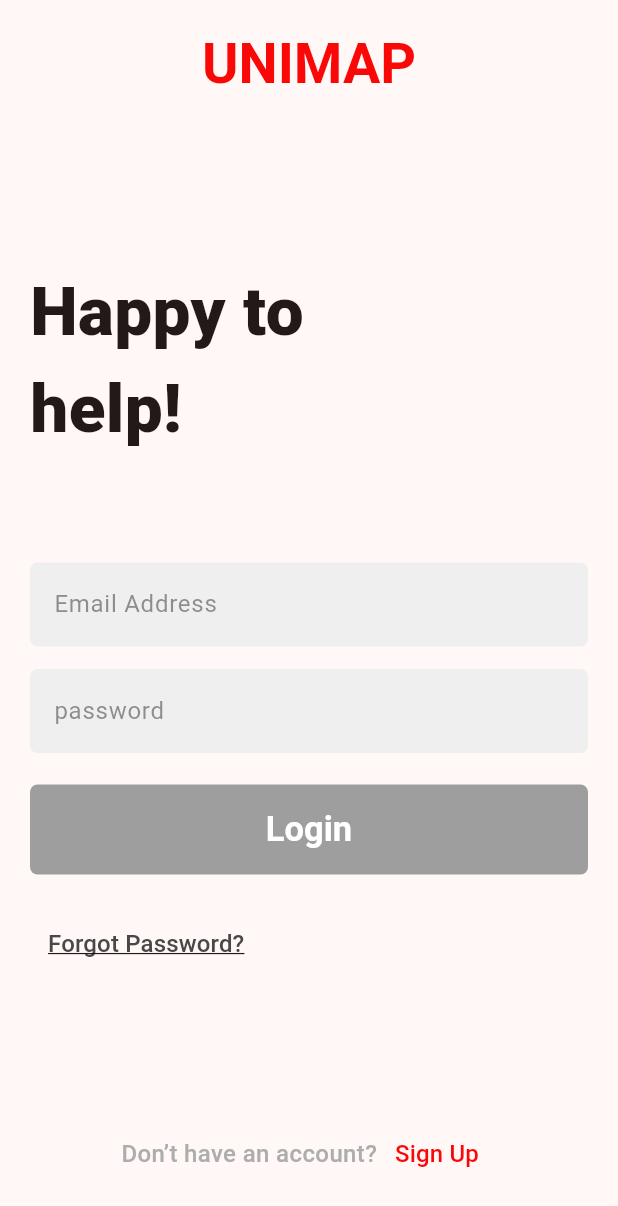
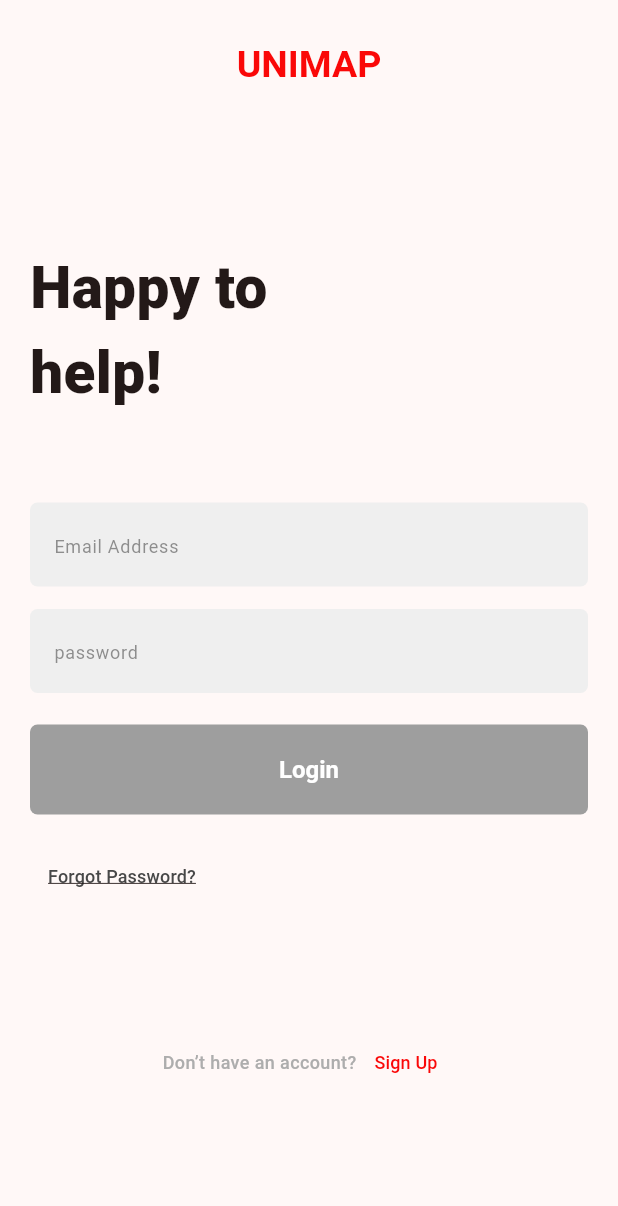
Before and after one commit to SahMenz/Unimap, a Flutter app: the screen it shows after launch, after a tap on "Login", on a phone screen of 412 x 824 dp. Shown: the top 1206 px of the screen. Run offline on Flutter 3.47's test engine with Material 3 defaults, Android fonts, the phone set to English and light mode, and no system bars; our stand-ins replace geolocator, google_maps_flutter, image_picker; Roboto replaces fonts that are missing (NexaDemo-Bold, Outfit-Medium, ifkica-bold).

Commit message:
newest update

```diff
--- a/lib/screens/authScreen/authScreen.dart
+++ b/lib/screens/authScreen/authScreen.dart
@@ -57,11 +57,11 @@ class _AuthScreenState extends State<AuthScreen> {
           child: Column(
             children: [
               const SizedBox(
-                height: 99,
+                height: 80,
               ),
               const Indicators(),
               const SizedBox(
-                height: 35,
+                height: 20,
               ),
               const SizedBox(
                 width: 380,
@@ -72,7 +72,7 @@ class _AuthScreenState extends State<AuthScreen> {
                       "Lets take",
                       style: TextStyle(
                         fontFamily: "NexaDemo-Bold",
-                        fontSize: 45,
+                        fontSize: 32,
                         fontWeight: FontWeight.w900,
                       ),
                     ),
@@ -83,7 +83,7 @@ class _AuthScreenState extends State<AuthScreen> {
                       "you there!",
                       style: TextStyle(
                         fontFamily: "NexaDemo-Bold",
-                        fontSize: 45,
+                        fontSize: 32,
                         fontWeight: FontWeight.w900,
                       ),
                     ),
@@ -91,7 +91,7 @@ class _AuthScreenState extends State<AuthScreen> {
                 ),
               ),
               const SizedBox(
-                height: 71,
+                height: 50,
               ),
               Form(
                 key: _formKey,
@@ -114,7 +114,7 @@ class _AuthScreenState extends State<AuthScreen> {
                         hintStyle: const TextStyle(
                           fontFamily: "Outfit-Medium",
                           color: Color.fromARGB(150, 72, 72, 72),
-                          fontSize: 16,
+                          fontSize: 10,
                         ),
                       ),
                     ),
@@ -138,7 +138,7 @@ class _AuthScreenState extends State<AuthScreen> {
                         hintStyle: const TextStyle(
                           fontFamily: "Outfit-Medium",
                           color: Color.fromARGB(150, 72, 72, 72),
-                          fontSize: 16,
+                          fontSize: 10,
                         ),
                       ),
                     ),
@@ -157,7 +157,7 @@ class _AuthScreenState extends State<AuthScreen> {
                           textStyle: const TextStyle(
                               fontFamily: "Outfit-Medium",
                               fontWeight: FontWeight.w700,
-                              fontSize: 23),
+                              fontSize: 16),
                           shape: RoundedRectangleBorder(
                             borderRadius: BorderRadius.circular(5),
                           ),
@@ -183,7 +183,7 @@ class _AuthScreenState extends State<AuthScreen> {
                       "  Continue with ",
                       style: TextStyle(
                         fontFamily: "Outfit-Medium",
-                        fontSize: 16,
+                        fontSize: 12,
                         fontWeight: FontWeight.w500,
                         color: Color.fromARGB(255, 217, 217, 217),
                         backgroundColor: Colors.white,
@@ -216,7 +216,7 @@ class _AuthScreenState extends State<AuthScreen> {
                       const Text(
                         "Google",
                         style: TextStyle(
-                            fontSize: 20,
+                            fontSize: 15,
                             fontFamily: "Outfit-Medium",
                             fontWeight: FontWeight.w500,
                             color: Colors.black),
@@ -235,7 +235,7 @@ class _AuthScreenState extends State<AuthScreen> {
                     "Already have an account?",
                     style: TextStyle(
                       color: Color.fromARGB(255, 173, 173, 173),
-                      fontSize: 16,
+                      fontSize: 14,
                       fontWeight: FontWeight.w500,
                       fontFamily: "Outfit-Medium",
                     ),
@@ -255,7 +255,7 @@ class _AuthScreenState extends State<AuthScreen> {
                       "Login",
                       style: TextStyle(
                         color: Color.fromARGB(255, 250, 8, 8),
-                        fontSize: 16,
+                        fontSize: 12,
                         fontWeight: FontWeight.w500,
                         fontFamily: "Outfit-Medium",
                       ),
--- a/lib/screens/authScreen/loginScreen/loginScreen.dart
+++ b/lib/screens/authScreen/loginScreen/loginScreen.dart
@@ -52,7 +52,7 @@ class _loginScreenState extends State<loginScreen> {
             child: Column(
               children: [
                 const SizedBox(
-                  height: 99,
+                  height: 88,
                 ),
                 const SizedBox(
                   width: 380,
@@ -63,7 +63,7 @@ class _loginScreenState extends State<loginScreen> {
                         "Happy to",
                         style: TextStyle(
                           fontFamily: "NexaDemo-Bold",
-                          fontSize: 45,
+                          fontSize: 39,
                           fontWeight: FontWeight.w900,
                         ),
                       ),
@@ -74,7 +74,7 @@ class _loginScreenState extends State<loginScreen> {
                         "help!",
                         style: TextStyle(
                           fontFamily: "NexaDemo-Bold",
-                          fontSize: 45,
+                          fontSize: 39,
                           fontWeight: FontWeight.w900,
                         ),
                       ),
@@ -82,7 +82,7 @@ class _loginScreenState extends State<loginScreen> {
                   ),
                 ),
                 const SizedBox(
-                  height: 71,
+                  height: 58,
                 ),
                 Form(
                   key: _formKey,
@@ -101,7 +101,7 @@ class _loginScreenState extends State<loginScreen> {
                           hintStyle: const TextStyle(
                             fontFamily: "Outfit-Medium",
                             color: Color.fromARGB(150, 72, 72, 72),
-                            fontSize: 16,
+                            fontSize: 12,
                           ),
                         ),
                       ),
@@ -122,7 +122,7 @@ class _loginScreenState extends State<loginScreen> {
                           hintStyle: const TextStyle(
                             fontFamily: "Outfit-Medium",
                             color: Color.fromARGB(150, 72, 72, 72),
-                            fontSize: 16,
+                            fontSize: 12,
                           ),
                         ),
                       ),
@@ -141,7 +141,7 @@ class _loginScreenState extends State<loginScreen> {
                             textStyle: const TextStyle(
                                 fontFamily: "Outfit-Medium",
                                 fontWeight: FontWeight.w700,
-                                fontSize: 23),
+                                fontSize: 16),
                             shape: RoundedRectangleBorder(
                               borderRadius: BorderRadius.circular(5),
                             ),
@@ -154,7 +154,7 @@ class _loginScreenState extends State<loginScreen> {
                   ),
                 ),
                 const SizedBox(
-                  height: 22,
+                  height: 17,
                 ),
                 SizedBox(
                   width: 382,
@@ -167,7 +167,7 @@ class _loginScreenState extends State<loginScreen> {
                           "Forgot Password?",
                           style: TextStyle(
                             decoration: TextDecoration.underline,
-                            fontSize: 16,
+                            fontSize: 12,
                             fontWeight: FontWeight.w500,
                             color: Color(0xFF484848),
                           ),
@@ -177,7 +177,7 @@ class _loginScreenState extends State<loginScreen> {
                   ),
                 ),
                 const SizedBox(
-                  height: 92,
+                  height: 76,
                 ),
                 Row(
                   mainAxisAlignment: MainAxisAlignment.center,
@@ -186,7 +186,7 @@ class _loginScreenState extends State<loginScreen> {
                       "Don’t have an account?",
                       style: TextStyle(
                         color: Color.fromARGB(255, 173, 173, 173),
-                        fontSize: 16,
+                        fontSize: 12,
                         fontWeight: FontWeight.w500,
                         fontFamily: "Outfit-Medium",
                       ),
@@ -206,7 +206,7 @@ class _loginScreenState extends State<loginScreen> {
                         "Sign Up",
                         style: TextStyle(
                           color: Color.fromARGB(255, 250, 8, 8),
-                          fontSize: 16,
+                          fontSize: 12,
                           fontWeight: FontWeight.w500,
                           fontFamily: "Outfit-Medium",
                         ),
--- a/lib/screens/authScreen/verification.dart
+++ b/lib/screens/authScreen/verification.dart
@@ -166,7 +166,7 @@ class ChooseVerificationMethod extends StatelessWidget {
                           emailaddress,
                           style: const TextStyle(
                             fontFamily: "Outfit-Medium",
-                            fontSize: 16,
+                            fontSize: 13,
                             color: Color.fromARGB(255, 72, 72, 72),
                           ),
                         ),
@@ -221,7 +221,7 @@ class ChooseVerificationMethod extends StatelessWidget {
                           phone,
                           style: const TextStyle(
                             fontFamily: AppFont.outfitMedium,
-                            fontSize: 16,
+                            fontSize: 13,
                             color: Color.fromARGB(255, 72, 72, 72),
                           ),
                         ),
--- a/lib/widget/generalWidget/uniheader.dart
+++ b/lib/widget/generalWidget/uniheader.dart
@@ -13,7 +13,7 @@ class Uniheader extends StatelessWidget {
         child: Text(
           'UNIMAP',
           style: TextStyle(
-            fontSize: 37,
+            fontSize: 25,
             fontWeight: FontWeight.w600,
             fontFamily: "ifkica-bold",
             color: Color.fromARGB(255, 250, 8, 8),
```
Also changed, not shown: lib/screens/authScreen/authScreenEmail.dart (+12 -12 lines), lib/screens/authScreen/choosingInstitute.dart (+4 -4 lines), lib/screens/authScreen/enterAuthCode.dart (+83 -52 lines), lib/screens/authScreen/profileScreen.dart (+5 -5 lines), assets/images/otpbackground.png (added).
